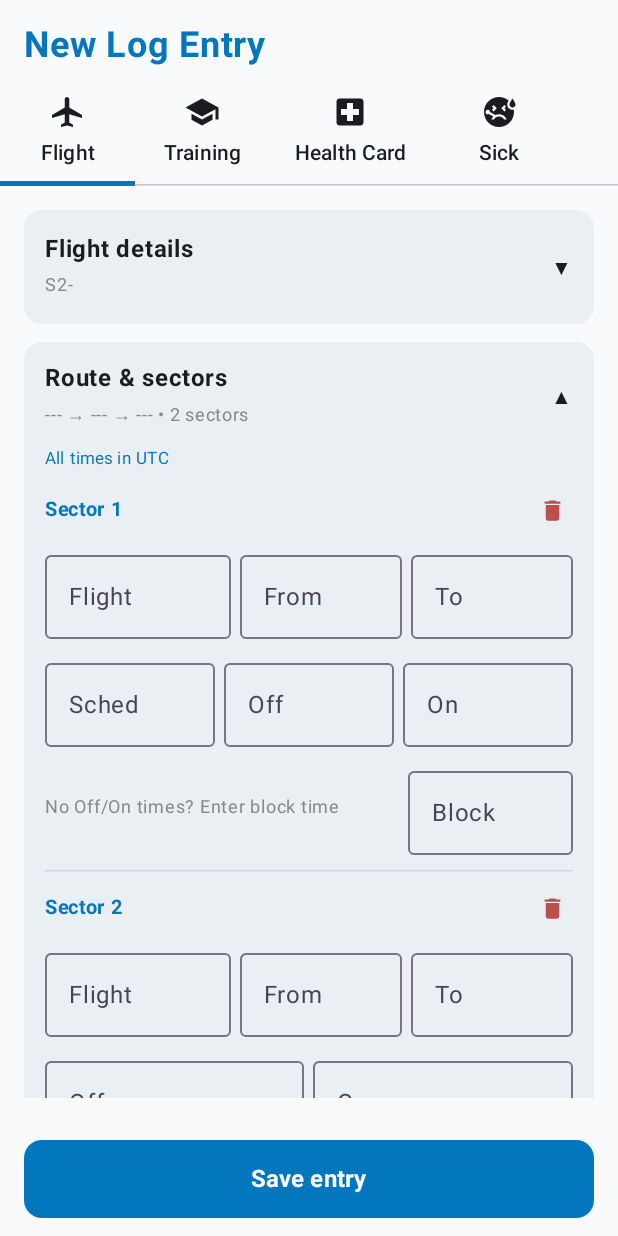
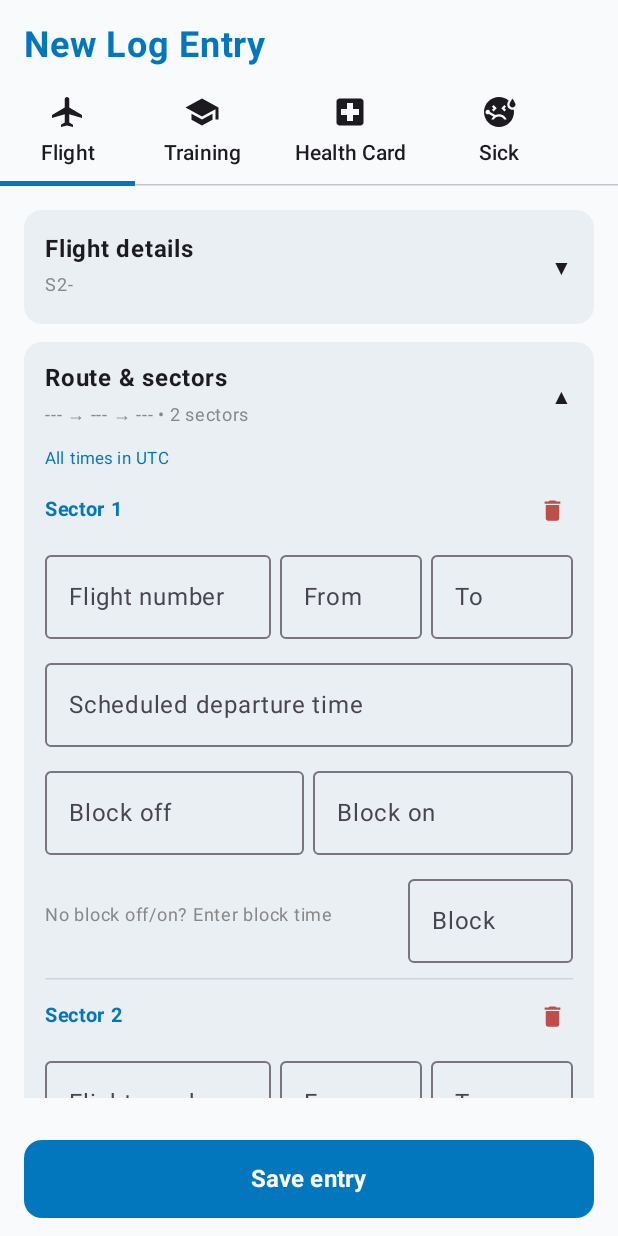
Before and after one commit to Mhsunny624/MyLogBook, an Android app built with Jetpack Compose: the composable FlightEntryScreen shown on its own in the app's theme, after a tap on "Add sector", on a phone screen of 412 x 824 dp. Run offline under Robolectric (Android 15) with nearby library versions, the phone set to English and light mode, and no system bars; our stand-ins replace Room's generated code; 1 statement that could not run was skipped; 1 other tap on this screen came first.

Commit message:
Entry form: clearer sector field labels
Flight -> Flight number, Sched -> Scheduled departure time (own row),
Off/On -> Block off / Block on.

Co-Authored-By: Claude Opus 5.5 <noreply@anthropic.com>
Claude-Session: https://claude.ai/code/session_01KsPwQ8ozsAXFbfZJrsC7eq

```diff
--- a/app/src/main/java/com/example/mylogbook/ui/components/InputFields.kt
+++ b/app/src/main/java/com/example/mylogbook/ui/components/InputFields.kt
@@ -88,7 +88,7 @@ internal fun FlightNumberField(value: String, onValueChange: (String) -> Unit, m
                 }
             )
         },
-        label = { Text("Flight", maxLines = 1) },
+        label = { Text("Flight number", maxLines = 1) },
         prefix = if (isBiman) {
             { Text("BG", fontWeight = FontWeight.SemiBold) }
         } else null,
--- a/app/src/main/java/com/example/mylogbook/ui/screens/entry/FlightEntryScreen.kt
+++ b/app/src/main/java/com/example/mylogbook/ui/screens/entry/FlightEntryScreen.kt
@@ -445,7 +445,7 @@ fun FlightEntryScreen(onSaveSuccess: (String) -> Unit, vm: FlightLogViewModel) {
                                                 FlightNumberField(
                                                     value = sector.flightNo,
                                                     onValueChange = { sectors[index] = sector.copy(flightNo = it) },
-                                                    modifier = Modifier.weight(1.15f)
+                                                    modifier = Modifier.weight(1.6f)
                                                 )
                                                 if (index == 0) {
                                                     AirportAutoCompleteTextField(label = "From", value = sector.departure, isError = false, onValueChange = { sectors[index] = sector.copy(departure = it) }, modifier = Modifier.weight(1f))
@@ -461,16 +461,16 @@ fun FlightEntryScreen(onSaveSuccess: (String) -> Unit, vm: FlightLogViewModel) {
                                                     modifier = Modifier.weight(1f)
                                                 )
                                             }
+                                            if (index == 0) {
+                                                // Scheduled departure of the first sector: used to calculate Duty On.
+                                                CompactTimeField("Scheduled departure time", sector.schedDep, { c -> sectors[index] = sector.copy(schedDep = c) }, Modifier.fillMaxWidth()) { focusManager.moveFocus(FocusDirection.Next) }
+                                            }
                                             Row(horizontalArrangement = Arrangement.spacedBy(6.dp)) {
-                                                if (index == 0) {
-                                                    // Scheduled departure of the first sector: used to calculate Duty On.
-                                                    CompactTimeField("Sched", sector.schedDep, { c -> sectors[index] = sector.copy(schedDep = c) }, Modifier.weight(1f)) { focusManager.moveFocus(FocusDirection.Next) }
-                                                }
-                                                CompactTimeField("Off", sector.blockOff, { c ->
+                                                CompactTimeField("Block off", sector.blockOff, { c ->
                                                     sectors[index] = sector.copy(blockOff = c)
                                                     updateAutoBlockTime(c, sector.blockOn, index)
                                                 }, Modifier.weight(1f)) { focusManager.moveFocus(FocusDirection.Next) }
-                                                CompactTimeField("On", sector.blockOn, { c ->
+                                                CompactTimeField("Block on", sector.blockOn, { c ->
                                                     sectors[index] = sector.copy(blockOn = c)
                                                     updateAutoBlockTime(sector.blockOff, c, index)
                                                 }, Modifier.weight(1f)) { focusManager.moveFocus(FocusDirection.Next) }
@@ -484,7 +484,7 @@ fun FlightEntryScreen(onSaveSuccess: (String) -> Unit, vm: FlightLogViewModel) {
                                                 )
                                             } else {
                                                 Row(modifier = Modifier.fillMaxWidth(), verticalAlignment = Alignment.CenterVertically) {
-                                                    Text("No Off/On times? Enter block time", fontSize = 12.sp, color = Color.Gray, modifier = Modifier.weight(1f))
+                                                    Text("No block off/on? Enter block time", fontSize = 12.sp, color = Color.Gray, modifier = Modifier.weight(1f))
                                                     CompactTimeField("Block", sector.totalBlock, { c -> sectors[index] = sector.copy(totalBlock = c) }, Modifier.width(110.dp))
                                                 }
                                             }
```
